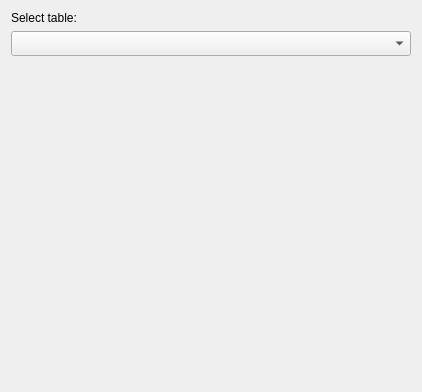
Above: ui/SelectColumns.ui from kathrynmetcalf/GeoCORK before the change. Below: the same form after it.
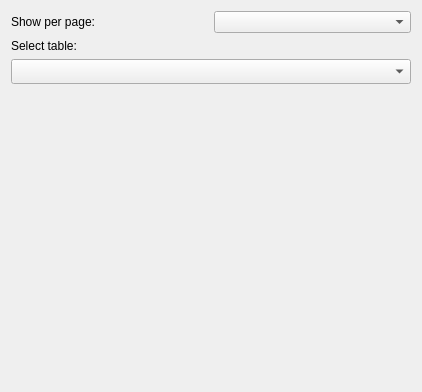
That is the form after the change.

The edit to the form file:
```diff
--- a/ui/SelectColumns.ui
+++ b/ui/SelectColumns.ui
@@ -14,6 +14,20 @@
    <string>Form</string>
   </property>
   <layout class="QVBoxLayout" name="verticalLayout">
+   <item>
+    <layout class="QHBoxLayout" name="horizontalLayout">
+     <item>
+      <widget class="QLabel" name="label">
+       <property name="text">
+        <string>Show per page:</string>
+       </property>
+      </widget>
+     </item>
+     <item>
+      <widget class="QComboBox" name="show_per_page_comboBox"/>
+     </item>
+    </layout>
+   </item>
    <item>
     <widget class="QLabel" name="label_12">
      <property name="text">
```
